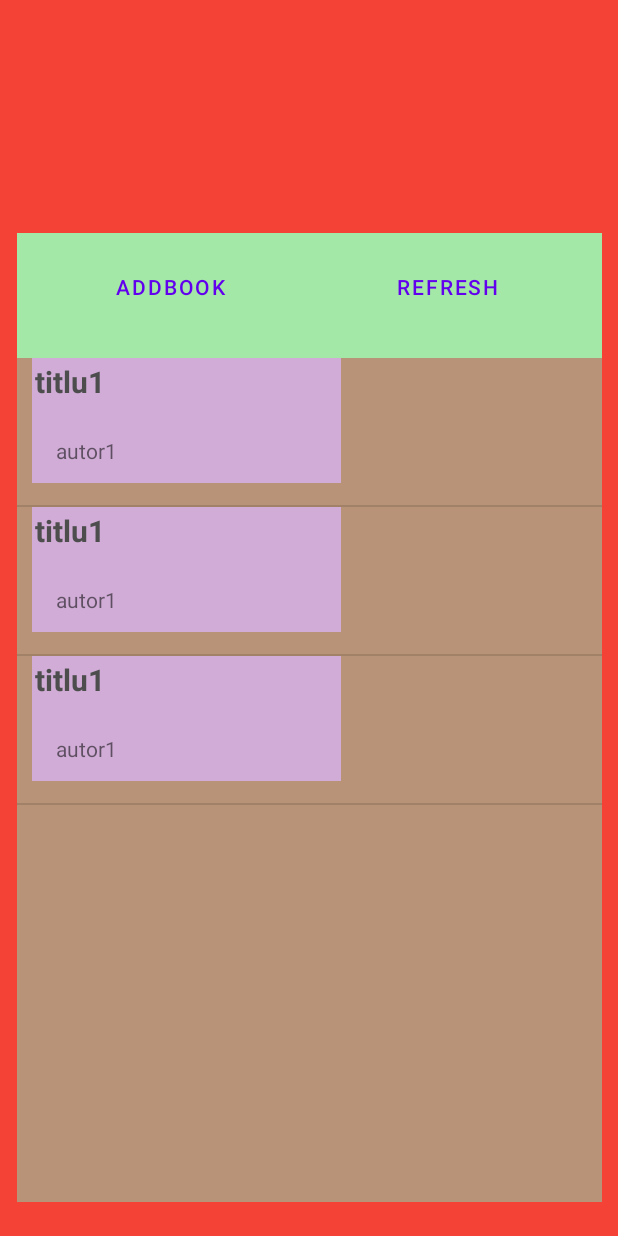
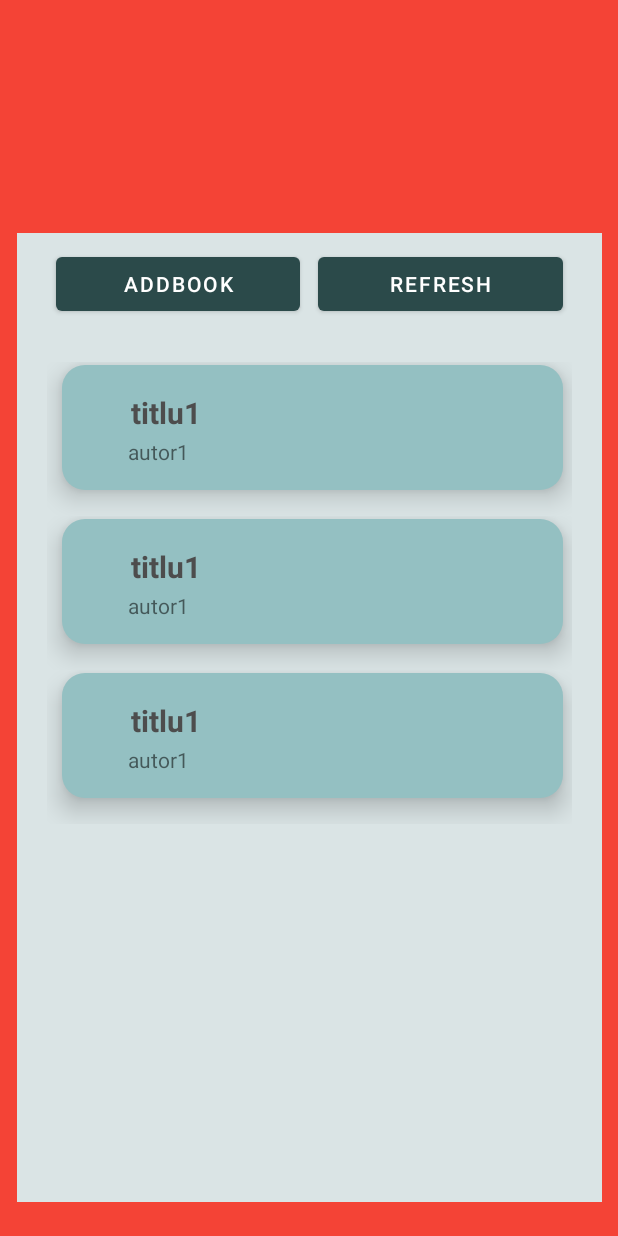
Before and after one commit to Aleexuta/BooksApp, an Android app: the screen it shows after launch (MainActivity), on a phone screen of 412 x 824 dp. Run offline under Robolectric (Android 15) with nearby library versions, the phone set to English and light mode, and no system bars.

Commit message:
putina interfata

```diff
--- /dev/null
+++ b/app/src/main/res/drawable/list_item_resources.xml
@@ -0,0 +1,12 @@
+<?xml version="1.0" encoding="UTF-8"?>
+<shape xmlns:android="http://schemas.android.com/apk/res/android"
+    android:shape="rectangle">
+
+    <solid android:color="@color/two_color"/>
+
+    <corners
+        android:bottomRightRadius="15dp"
+        android:bottomLeftRadius="15dp"
+        android:topLeftRadius="15dp"
+        android:topRightRadius="15dp"/>
+</shape>
--- a/app/src/main/res/layout/fragment_list.xml
+++ b/app/src/main/res/layout/fragment_list.xml
@@ -5,36 +5,40 @@
     xmlns:tools="http://schemas.android.com/tools"
     android:layout_width="match_parent"
     android:layout_height="match_parent"
-    android:background="#00FFFFFF"
+    android:background="@color/backcolor"
     tools:context=".FragmentList">
 
     <LinearLayout
         android:layout_width="match_parent"
         android:layout_height="match_parent"
-        android:background="#A4E8A7"
         android:orientation="vertical">
 
         <LinearLayout
             android:layout_width="match_parent"
-            android:layout_height="83dp"
-            android:orientation="horizontal">
+            android:layout_height="86dp"
+            android:orientation="horizontal"
+            android:layout_marginStart="10dp"
+            android:layout_marginEnd="10dp">
 
             <Button
                 android:id="@+id/openNewBookFragButton"
-                style="?android:attr/buttonBarButtonStyle"
                 android:layout_width="20dp"
-                android:layout_height="72dp"
+                android:layout_height="wrap_content"
                 android:layout_marginStart="16dp"
+                android:layout_marginTop="10dp"
                 android:layout_marginEnd="6dp"
+                android:layout_marginBottom="10dp"
                 android:layout_weight="1"
                 android:text="AddBook" />
 
             <Button
                 android:id="@+id/refreshbutton"
-                style="?android:attr/buttonBarButtonStyle"
-                android:layout_width="34dp"
-                android:layout_height="72dp"
-                android:layout_marginEnd="10dp"
+                android:layout_width="20dp"
+                android:layout_height="wrap_content"
+                android:layout_marginStart="6dp"
+                android:layout_marginTop="10dp"
+                android:layout_marginEnd="16dp"
+                android:layout_marginBottom="10dp"
                 android:layout_weight="1"
                 android:text="Refresh" />
         </LinearLayout>
@@ -43,7 +47,8 @@
             android:id="@+id/listlayout"
             android:layout_width="match_parent"
             android:layout_height="698dp"
-            android:background="#94C65656" />
+            android:divider="@null"
+            android:dividerHeight="0dp" />
 
     </LinearLayout>
 
--- a/app/src/main/res/layout/mylist.xml
+++ b/app/src/main/res/layout/mylist.xml
@@ -9,38 +9,45 @@
 
     <LinearLayout
         android:id="@+id/listitemview"
-        android:layout_width="225dp"
-        android:layout_height="98dp"
-        android:fadingEdge="horizontal"
-        android:fadingEdgeLength="50dp"
+        android:layout_width="wrap_content"
+        android:layout_height="wrap_content"
+
+        android:layout_marginStart="20dp"
+        android:layout_marginEnd="20dp"
         android:orientation="vertical">
 
         <androidx.constraintlayout.widget.ConstraintLayout
-            android:layout_width="206dp"
+            android:layout_width="334dp"
             android:layout_height="83dp"
             android:layout_marginLeft="10dp"
-            android:background="#D0ACD6">
+            android:layout_marginTop="2dp"
+            android:layout_marginRight="10dp"
+            android:layout_marginBottom="17dp"
+            android:background="@drawable/list_item_resources"
+            android:elevation="10dp">
 
             <TextView
                 android:id="@+id/listTitle"
                 android:layout_width="148dp"
                 android:layout_height="30dp"
+                android:layout_marginStart="44dp"
+                android:layout_marginTop="16dp"
                 android:padding="2dp"
                 android:text="Medium Text"
                 android:textAppearance="?android:attr/textAppearanceMedium"
                 android:textColor="#4d4d4d"
                 android:textSize="20dp"
                 android:textStyle="bold"
-                tools:ignore="MissingConstraints"
-                tools:layout_editor_absoluteX="16dp"
-                tools:layout_editor_absoluteY="16dp" />
+                app:layout_constraintStart_toStartOf="parent"
+                app:layout_constraintTop_toTopOf="parent"
+                tools:ignore="MissingConstraints" />
 
             <TextView
                 android:id="@+id/listAuthor"
                 android:layout_width="wrap_content"
                 android:layout_height="wrap_content"
-                android:layout_marginStart="16dp"
-                android:layout_marginTop="52dp"
+                android:layout_marginStart="44dp"
+                android:layout_marginTop="48dp"
                 android:text="TextView"
                 app:layout_constraintStart_toStartOf="parent"
                 app:layout_constraintTop_toTopOf="parent" />
--- a/app/src/main/res/values-night/themes.xml
+++ b/app/src/main/res/values-night/themes.xml
@@ -2,13 +2,13 @@
     <!-- Base application theme. -->
     <style name="Theme.BooksApp" parent="Theme.MaterialComponents.DayNight.NoActionBar">
         <!-- Primary brand color. -->
-        <item name="colorPrimary">@color/purple_200</item>
-        <item name="colorPrimaryVariant">@color/purple_700</item>
-        <item name="colorOnPrimary">@color/black</item>
+        <item name="colorSecondary">@color/two_color</item>
+        <item name="colorSecondaryVariant">@color/three_color</item>
+        <item name="colorOnSecondary">@color/black</item>
         <!-- Secondary brand color. -->
-        <item name="colorSecondary">@color/teal_200</item>
-        <item name="colorSecondaryVariant">@color/teal_200</item>
-        <item name="colorOnSecondary">@color/black</item>
+        <item name="colorPrimary">@color/five_color</item>
+        <item name="colorPrimaryVariant">@color/four_color</item>
+        <item name="colorOnPrimary">@color/white</item>
         <!-- Status bar color. -->
         <item name="android:statusBarColor" tools:targetApi="l">?attr/colorPrimaryVariant</item>
         <!-- Customize your theme here. -->
--- a/app/src/main/res/values/colors.xml
+++ b/app/src/main/res/values/colors.xml
@@ -7,4 +7,10 @@
     <color name="teal_700">#FF018786</color>
     <color name="black">#FF000000</color>
     <color name="white">#FFFFFFFF</color>
+    <color name="backcolor">#dae4e5</color>
+    <color name="one_color">#dae4e5</color>
+    <color name="two_color">#94c0c2</color>
+    <color name="three_color">#69a4a2</color>
+    <color name="four_color">#296e6b</color>
+    <color name="five_color">#2b4a4a</color>
 </resources>
--- a/app/src/main/res/values/themes.xml
+++ b/app/src/main/res/values/themes.xml
@@ -2,12 +2,12 @@
     <!-- Base application theme. -->
     <style name="Theme.BooksApp" parent="Theme.MaterialComponents.DayNight.NoActionBar">
         <!-- Primary brand color. -->
-        <item name="colorPrimary">@color/purple_500</item>
-        <item name="colorPrimaryVariant">@color/purple_700</item>
+        <item name="colorPrimary">@color/five_color</item>
+        <item name="colorPrimaryVariant">@color/four_color</item>
         <item name="colorOnPrimary">@color/white</item>
         <!-- Secondary brand color. -->
-        <item name="colorSecondary">@color/teal_200</item>
-        <item name="colorSecondaryVariant">@color/teal_700</item>
+        <item name="colorSecondary">@color/five_color</item>
+        <item name="colorSecondaryVariant">@color/four_color</item>
         <item name="colorOnSecondary">@color/black</item>
         <!-- Status bar color. -->
         <item name="android:statusBarColor" tools:targetApi="l">?attr/colorPrimaryVariant</item>
```
Also changed, not shown: app/src/main/res/drawable/button_resources.xml (added, +23 -0 lines), app/src/main/res/drawable/first_page_resources.xml (added, +7 -0 lines), app/src/main/res/layout/fragment_new_book.xml (+13 -10 lines).
